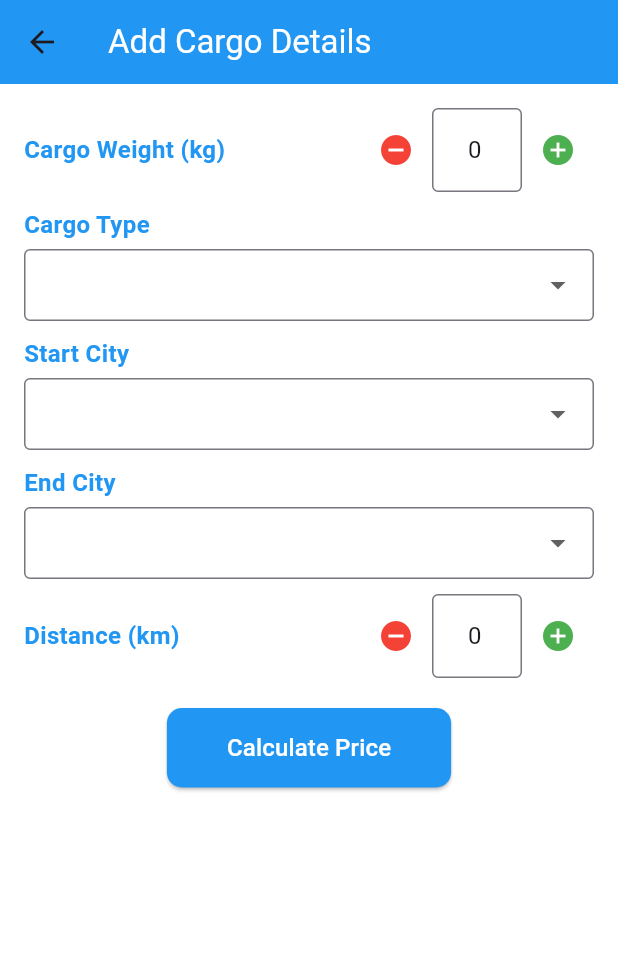
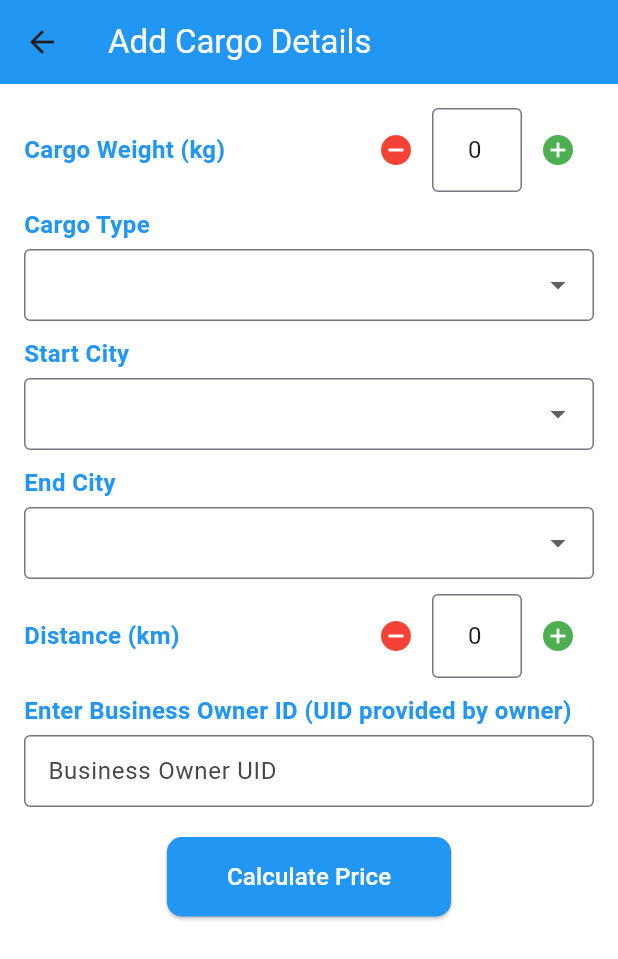
Before and after one commit to Jaweriaamemon23/Sindh-Truck-Cargo-Hub, a Flutter app: the CargoDetailsScreen screen opened directly, on a phone screen of 412 x 824 dp. Shown: the top 959 px of the screen. Run offline on Flutter 3.47's test engine with Material 3 defaults, Android fonts, the phone set to English and light mode, and no system bars; our stand-ins replace cloud_firestore, file_picker, firebase_auth, firebase_core, flutter_dotenv; accounts and stored records are empty.

Commit message:
Added Business Owner's ID field in Cargo Details page.

```diff
--- a/lib/screens/cargo_details.dart
+++ b/lib/screens/cargo_details.dart
@@ -12,6 +12,8 @@ class _CargoDetailsScreenState extends State<CargoDetailsScreen> {
       TextEditingController(text: "0");
   final TextEditingController _distanceController =
       TextEditingController(text: "0");
+  final TextEditingController _businessOwnerIdController =
+      TextEditingController(); // ✅ For business owner ID
 
   String? selectedCargoType;
   String? selectedStartCity;
@@ -47,7 +49,7 @@ class _CargoDetailsScreenState extends State<CargoDetailsScreen> {
   }
 
   Future<void> _requestBooking() async {
-    User? user = FirebaseAuth.instance.currentUser; // Get logged-in user
+    User? user = FirebaseAuth.instance.currentUser;
 
     if (user == null) {
       ScaffoldMessenger.of(context).showSnackBar(
@@ -62,7 +64,8 @@ class _CargoDetailsScreenState extends State<CargoDetailsScreen> {
     if (selectedCargoType == null ||
         selectedStartCity == null ||
         selectedEndCity == null ||
-        estimatedPrice == null) {
+        estimatedPrice == null ||
+        _businessOwnerIdController.text.isEmpty) {
       ScaffoldMessenger.of(context).showSnackBar(
         SnackBar(
           content: Text('Please complete all details'),
@@ -72,6 +75,36 @@ class _CargoDetailsScreenState extends State<CargoDetailsScreen> {
       return;
     }
 
+    String businessOwnerId = _businessOwnerIdController.text.trim();
+
+    // ✅ Validate Business Owner UID & Role
+    DocumentSnapshot ownerSnapshot = await FirebaseFirestore.instance
+        .collection('users')
+        .doc(businessOwnerId)
+        .get();
+
+    if (!ownerSnapshot.exists) {
+      ScaffoldMessenger.of(context).showSnackBar(
+        SnackBar(
+          content: Text('❌ No user found with this ID.'),
+          backgroundColor: Colors.red,
+        ),
+      );
+      return;
+    }
+
+    var ownerData = ownerSnapshot.data() as Map<String, dynamic>?;
+    if (ownerData == null || ownerData['role'] != 'Business Owner') {
+      ScaffoldMessenger.of(context).showSnackBar(
+        SnackBar(
+          content: Text('❌ This UID does not belong to a Business Owner.'),
+          backgroundColor: Colors.red,
+        ),
+      );
+      return;
+    }
+
+    // ✅ Store booking
     await FirebaseFirestore.instance.collection('bookings').add({
       'cargoType': selectedCargoType,
       'startCity': selectedStartCity,
@@ -79,8 +112,11 @@ class _CargoDetailsScreenState extends State<CargoDetailsScreen> {
       'weight': _weightController.text,
       'distance': _distanceController.text,
       'price': estimatedPrice,
-      'email': user.email, // Store user email in Firestore
+      'email': user.email,
       'timestamp': FieldValue.serverTimestamp(),
+      'transporterId': user.uid,
+      'businessOwnerId': businessOwnerId, // ✅ Store for tracking
+      'status': 'Pending',
     });
 
     ScaffoldMessenger.of(context).showSnackBar(
@@ -96,9 +132,10 @@ class _CargoDetailsScreenState extends State<CargoDetailsScreen> {
       selectedEndCity = null;
       _weightController.text = "0";
       _distanceController.text = "0";
+      _businessOwnerIdController.clear();
       estimatedPrice = null;
     });
-    // 👇 Navigate back to dashboard/main screen
+
     Navigator.pop(context);
   }
 
@@ -166,6 +203,8 @@ class _CargoDetailsScreenState extends State<CargoDetailsScreen> {
               }),
               SizedBox(height: 10),
               _buildDistanceInput(),
+              SizedBox(height: 10),
+              _buildBusinessOwnerIdField(),
               SizedBox(height: 20),
               Center(
                 child: ElevatedButton(
@@ -271,4 +310,24 @@ class _CargoDetailsScreenState extends State<CargoDetailsScreen> {
       ],
     );
   }
+
+  Widget _buildBusinessOwnerIdField() {
+    return Column(
+      crossAxisAlignment: CrossAxisAlignment.start,
+      children: [
+        Text("Enter Business Owner ID (UID provided by owner)",
+            style: TextStyle(
+                fontSize: 16, fontWeight: FontWeight.bold, color: Colors.blue)),
+        SizedBox(height: 5),
+        TextField(
+          controller: _businessOwnerIdController,
+          decoration: InputDecoration(
+            hintText: 'Business Owner UID',
+            border: OutlineInputBorder(),
+            contentPadding: EdgeInsets.symmetric(horizontal: 12, vertical: 8),
+          ),
+        ),
+      ],
+    );
+  }
 }
```
